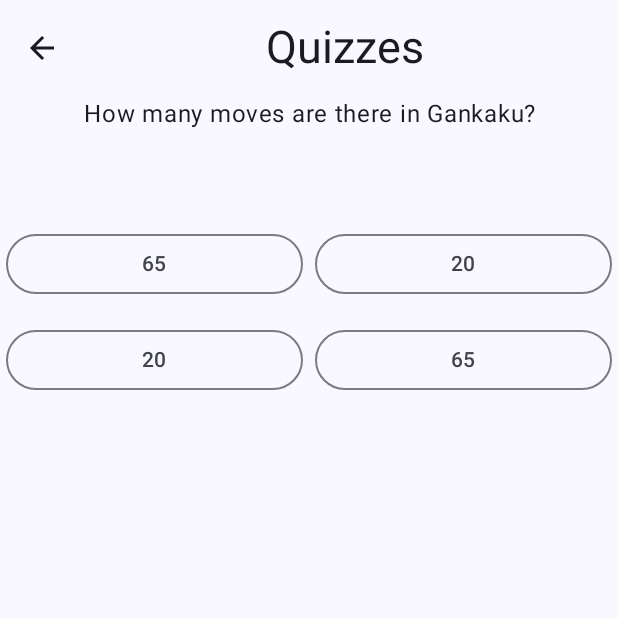
After one commit to cpedrorafael/shotokan-kata-android, an Android app built with Jetpack Compose: the composable WordQuiz called with empty values, on a phone screen of 412 x 824 dp, the top half of it. The commit adds this screen. Run offline under Robolectric (Android 15) with nearby library versions, the phone set to English and light mode, and no system bars.

Commit message:
WIP question answers

```diff
--- a/app/src/main/java/com/guayaba/shotokankata/data/KataInfo.kt
+++ b/app/src/main/java/com/guayaba/shotokankata/data/KataInfo.kt
@@ -1,6 +1,6 @@
 package com.guayaba.shotokankata.data
 
-enum class KataInfo(val id: Int, val kataName: String, val japaneseName: String, moves: Int) {
+enum class KataInfo(val id: Int, val kataName: String, val japaneseName: String, val moves: Int) {
     HEIAN_SHODAN(1, "Heian Shodan", "平安初段", 21),
     HEIAN_NIDAN(2, "Heian Nidan", "平安二段", 26),
     HEIAN_SANDAN(3, "Heian Sandan", "平安三段", 20),
@@ -30,5 +30,6 @@ enum class KataInfo(val id: Int, val kataName: String, val japaneseName: String,
 
     companion object {
         fun findById(id: Int) = KataInfo.entries.find { it.id == id }
+            ?: throw IllegalStateException("Kata not found for provided ID")
     }
 }
--- a/app/src/main/java/com/guayaba/shotokankata/data/quizzes/QuizResult.kt
+++ b/app/src/main/java/com/guayaba/shotokankata/data/quizzes/QuizResult.kt
@@ -7,7 +7,7 @@ import java.time.LocalDateTime
 @Entity(tableName = "quiz_results")
 data class QuizResult(
     @PrimaryKey(autoGenerate = true)
-    val id: Long,
+    val id: Long = 0,
     val quizId: Long,
     val score: Double,
     val dateTime: LocalDateTime
--- a/app/src/main/java/com/guayaba/shotokankata/ui/kata/KataListComposable.kt
+++ b/app/src/main/java/com/guayaba/shotokankata/ui/kata/KataListComposable.kt
@@ -60,7 +60,6 @@ import kotlinx.coroutines.launch
 @SuppressLint("UnusedMaterial3ScaffoldPaddingParameter")
 @Composable
 fun KataList(viewModel: KataViewModel, navController: NavHostController) {
-    val context = LocalContext.current
     Scaffold(
         topBar = {
             TopAppBar(title = {
@@ -131,7 +130,7 @@ fun KataList(viewModel: KataViewModel, navController: NavHostController) {
 
             KataInfo.entries.map {
                 KataListItem(
-                    info = KataInfo.findById(it.id)!!,
+                    info = KataInfo.findById(it.id),
                     viewModel = viewModel,
                     navController
                 )
--- /dev/null
+++ b/app/src/main/java/com/guayaba/shotokankata/ui/quiz/QuizQuestion.kt
@@ -0,0 +1,15 @@
+package com.guayaba.shotokankata.ui.quiz
+
+data class QuizQuestion(
+    val id: Long = 0,
+    val question: String,
+    val answer: String,
+    val wrongAnswers: List<String>
+) {
+    val allAnswers: List<String>
+        get() {
+            val list = mutableListOf(answer)
+            list.addAll(wrongAnswers)
+            return list.shuffled()
+        }
+}
--- a/app/src/main/java/com/guayaba/shotokankata/ui/quiz/QuizViewModel.kt
+++ b/app/src/main/java/com/guayaba/shotokankata/ui/quiz/QuizViewModel.kt
@@ -1,14 +1,103 @@
 package com.guayaba.shotokankata.ui.quiz
 
+import android.util.Log
 import androidx.lifecycle.ViewModel
 import androidx.lifecycle.viewModelScope
+import com.guayaba.shotokankata.data.KataInfo
 import com.guayaba.shotokankata.data.quizzes.QuizResult
 import com.guayaba.shotokankata.ui.KataApplication.Companion.quizStorage
+import kotlinx.coroutines.flow.MutableStateFlow
+import kotlinx.coroutines.flow.StateFlow
 import kotlinx.coroutines.launch
+import java.time.LocalDateTime
+import java.util.LinkedList
+import java.util.Queue
+
+const val TAG = "QuizViewModel"
 
 class QuizViewModel : ViewModel() {
-    fun saveResult(result: QuizResult) = viewModelScope.launch {
+    private val _questionFlow: MutableStateFlow<QuizState> = MutableStateFlow(QuizState(null))
+    val questionFlow: StateFlow<QuizState> = _questionFlow
+    private val questions: Queue<QuizQuestion> = LinkedList()
+    private var score = 0
+    private var quizId = 0L
+
+    private fun saveResult(result: QuizResult) = viewModelScope.launch {
         quizStorage.saveResult(result)
     }
 
+    fun initWordQuiz(quizId: Int) {
+        score = 0
+        this@QuizViewModel.quizId = quizId.toLong()
+        questions.clear()
+
+        when (quizId) {
+            0 -> initKataMovesQuiz()
+        }
+    }
+
+    private fun initKataMovesQuiz() {
+        quizId = 0
+        val questionsCount = KataInfo.entries.size
+        val list = mutableListOf<QuizQuestion>()
+        for (i in 1..questionsCount) {
+            //get random indices to display wrong answers
+            val wrongAnswerIndices = getRandomIndexList(1, questionsCount, i, 3)
+            val wrongAnswers = wrongAnswerIndices.map { KataInfo.findById(it).moves.toString() }
+            val question = QuizQuestion(
+                i.toLong(),
+                "How many moves are there in ${KataInfo.findById(i).kataName}?",
+                KataInfo.findById(i).moves.toString(),
+                wrongAnswers
+            )
+            list.add(question)
+        }
+
+        questions.addAll(list.shuffled())
+
+        loadNextQuestion()
+    }
+
+    fun answerQuestion(answer: String) {
+        if (answer == questionFlow.value.question!!.answer) {
+            score++
+        }
+
+        loadNextQuestion()
+    }
+
+    fun getScore() = score
+
+    private fun cleanup() {
+
+    }
+
+    private fun loadNextQuestion() = viewModelScope.launch {
+        if (questions.peek() == null) {
+            _questionFlow.emit(QuizState(null, true))
+            saveResult(
+                QuizResult(
+                    quizId = quizId,
+                    score = score.toDouble(),
+                    dateTime = LocalDateTime.now()
+                )
+            )
+        } else {
+            _questionFlow.emit(QuizState(questions.poll()))
+        }
+    }
+
+    private fun getRandomIndexList(from: Int, to: Int, exclude: Int, take: Int): List<Int> {
+        if (to <= from) {
+            throw IllegalArgumentException("The 'to' parameter must be greater than the 'from' parameter.")
+        }
+        if (exclude !in from..to) {
+            throw IllegalArgumentException("The 'exclude' parameter must be within the specified range.")
+        }
+
+        return (from until to).filter { it != exclude }.distinct().shuffled().take(take)
+    }
+
 }
+
+data class QuizState(val question: QuizQuestion?, val isFinished: Boolean = false)
--- /dev/null
+++ b/app/src/main/java/com/guayaba/shotokankata/ui/quiz/WordQuiz.kt
@@ -0,0 +1,130 @@
+package com.guayaba.shotokankata.ui.quiz
+
+import android.util.Log
+import androidx.compose.foundation.layout.Arrangement
+import androidx.compose.foundation.layout.Box
+import androidx.compose.foundation.layout.Column
+import androidx.compose.foundation.layout.Row
+import androidx.compose.foundation.layout.Spacer
+import androidx.compose.foundation.layout.fillMaxSize
+import androidx.compose.foundation.layout.fillMaxWidth
+import androidx.compose.foundation.layout.height
+import androidx.compose.foundation.layout.padding
+import androidx.compose.foundation.lazy.grid.GridCells
+import androidx.compose.foundation.lazy.grid.LazyVerticalGrid
+import androidx.compose.material.icons.Icons
+import androidx.compose.material.icons.automirrored.filled.ArrowBack
+import androidx.compose.material3.ExperimentalMaterial3Api
+import androidx.compose.material3.Icon
+import androidx.compose.material3.IconButton
+import androidx.compose.material3.OutlinedButton
+import androidx.compose.material3.Scaffold
+import androidx.compose.material3.Text
+import androidx.compose.material3.TopAppBar
+import androidx.compose.runtime.Composable
+import androidx.compose.runtime.LaunchedEffect
+import androidx.compose.runtime.collectAsState
+import androidx.compose.ui.Alignment
+import androidx.compose.ui.Modifier
+import androidx.compose.ui.text.style.TextAlign
+import androidx.compose.ui.unit.TextUnit
+import androidx.compose.ui.unit.TextUnitType
+import androidx.compose.ui.unit.dp
+import androidx.navigation.NavHostController
+
+@OptIn(ExperimentalMaterial3Api::class)
+@Composable
+fun WordQuiz(viewModel: QuizViewModel, navHostController: NavHostController, quizId: Int) {
+    val state = viewModel.questionFlow.collectAsState()
+    LaunchedEffect(Unit) {
+        viewModel.initWordQuiz(quizId)
+    }
+
+    Scaffold(
+        topBar = {
+            TopAppBar(title = {
+                Column(
+                    Modifier.fillMaxWidth(),
+                    horizontalAlignment = Alignment.CenterHorizontally
+                ) {
+                    Text("Quizzes", fontSize = TextUnit(30.0F, TextUnitType.Sp))
+                }
+            }, navigationIcon = {
+                IconButton(onClick = {
+                    navHostController.popBackStack()
+                }) {
+                    Icon(
+                        imageVector = Icons.AutoMirrored.Filled.ArrowBack,
+                        contentDescription = "Back"
+                    )
+                }
+            })
+        }
+    ) { paddingValues ->
+        Box(
+            Modifier
+                .padding(paddingValues)
+                .fillMaxSize()
+        ) {
+            state.value.let { state ->
+                if (state.isFinished) {
+                    Column(Modifier.align(Alignment.Center)) {
+                        Text("Yame!")
+                        Text("Your score is: ${viewModel.getScore()}")
+                        OutlinedButton(onClick = {
+                            viewModel.initWordQuiz(quizId)
+                        }) {
+                           Text("Start Over")
+                        }
+                    }
+                } else {
+                    state.question?.let { question ->
+                        QuestionView(question) { answer ->
+                            viewModel.answerQuestion(answer)
+                        }
+                    } ?: run {
+                        Text("Loading...", modifier = Modifier.align(Alignment.Center))
+                    }
+                }
+
+            }
+        }
+
+    }
+}
+
+
+@Composable
+fun QuestionView(question: QuizQuestion, onAnswer: (String) -> Unit) {
+    Log.d("QuestionView", question.allAnswers.toString())
+    Column(
+        horizontalAlignment = Alignment.CenterHorizontally,
+        modifier = Modifier.fillMaxSize()
+    ) {
+        Text(
+            text = question.question,
+            textAlign = TextAlign.Center,
+            modifier = Modifier.fillMaxWidth()
+        )
+
+        Spacer(Modifier.height(64.dp))
+
+        LazyVerticalGrid(
+            columns = GridCells.Fixed(2),
+            verticalArrangement = Arrangement.spacedBy(16.dp),
+        ) {
+            items(question.allAnswers.size) {
+                TextAnswerButton(answer = question.allAnswers[it]){ answer ->
+                    onAnswer(answer)
+                }
+            }
+        }
+    }
+}
+
+@Composable
+fun TextAnswerButton(answer: String, onAnswer: (String) -> Unit) {
+    OutlinedButton(onClick = { onAnswer(answer) }, modifier = Modifier.padding(horizontal = 4.dp)) {
+        Text(text = answer)
+    }
+}
```
Also changed, not shown: app/src/main/java/com/guayaba/shotokankata/data/quizzes/Quizzes.kt (+10 -1 lines), app/src/main/java/com/guayaba/shotokankata/ui/MainActivity.kt (+23 -7 lines), app/src/main/java/com/guayaba/shotokankata/ui/Routes.kt (added, +8 -0 lines), app/src/main/java/com/guayaba/shotokankata/ui/quiz/QuizList.kt (+69 -2 lines).
